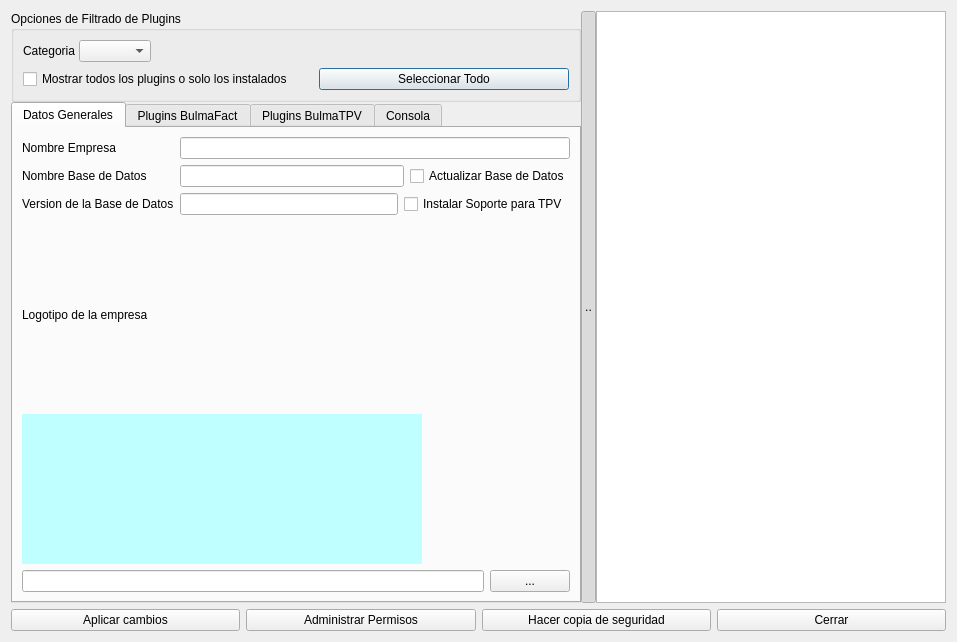
First picture: the form in bulmages/bulmasetup/modificarfacturacionbase.ui, repository eboladev/Bulmages-1, before the edit.
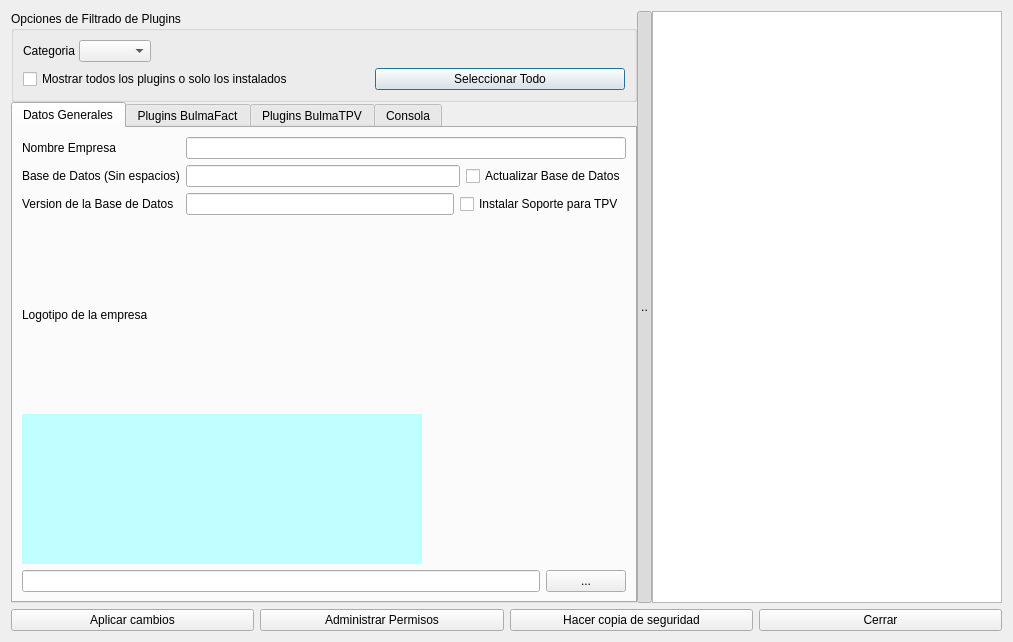
Second picture: the form after the edit. The open tabs and pages were chosen to show the change. Icons and pictures are not drawn.

What changed in the file:
```diff
--- a/bulmages/bulmasetup/modificarfacturacionbase.ui
+++ b/bulmages/bulmasetup/modificarfacturacionbase.ui
@@ -6,7 +6,7 @@
    <rect>
     <x>0</x>
     <y>0</y>
-    <width>957</width>
+    <width>1013</width>
     <height>642</height>
    </rect>
   </property>
@@ -132,7 +132,7 @@
            <item row="1" column="0" colspan="2">
             <widget class="QLabel" name="label_2">
              <property name="text">
-              <string>Nombre Base de Datos</string>
+              <string>Base de Datos (Sin espacios)</string>
              </property>
              <property name="buddy">
               <cstring>mui_nomdb</cstring>
```
Left out of the diff: 2 changed lines with no effect on the pictures.
